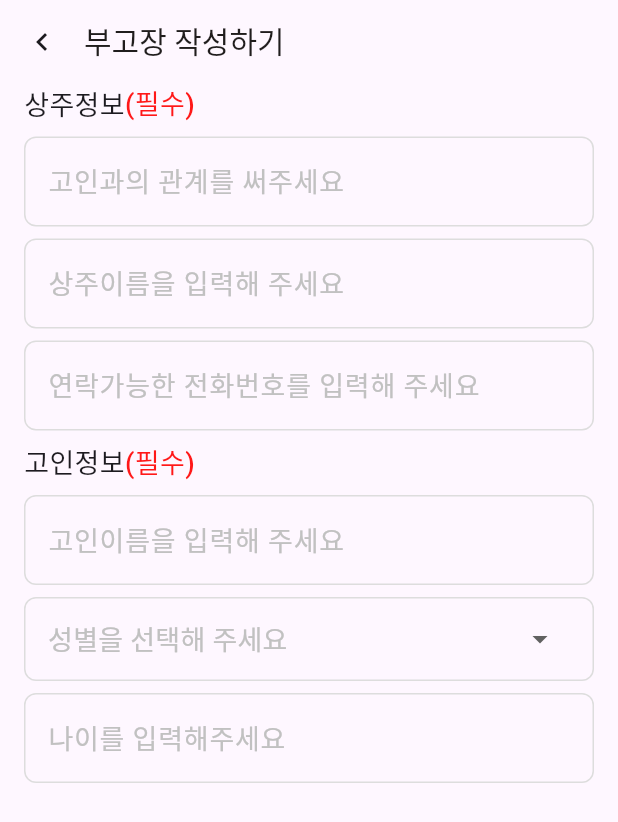
After one commit to DemoWITDOG/MetaBugo, a Flutter app: the screen it shows after launch, after a tap on "부고장 작성하기", on a phone screen of 412 x 824 dp. The commit adds this screen. Shown: the top 822 px of the screen. Run offline on Flutter 3.47's test engine with Material 3 defaults, Android fonts, the phone set to English and light mode, and no system bars; Roboto replaces fonts that are missing (pretendard).

Commit message:
feat : 부고장 작성하기 및 코드 분할

```diff
--- a/lib/main.dart
+++ b/lib/main.dart
@@ -1,9 +1,11 @@
 import 'package:flutter/material.dart';
 import 'package:flutter_localizations/flutter_localizations.dart';
+import 'package:metabugo/presentation/providers/home_screen_provider.dart';
 import 'package:metabugo/presentation/views/home_screen.dart';
 import 'package:metabugo/presentation/views/signUpWithPhone.dart';
 import 'package:metabugo/presentation/views/sign_in.dart';
 import 'package:metabugo/presentation/views/splash_screen.dart';
+import 'package:provider/provider.dart';
 
 
 void main() {
@@ -15,8 +17,13 @@ class MyApp extends StatelessWidget {
 
   @override
   Widget build(BuildContext context) {
-    return MaterialApp(
-      home: SignUpWithPhone(),
+    return MultiProvider(
+      providers: [
+        ChangeNotifierProvider(create: (_) => HomeScreenProvider()),
+      ],
+      child: MaterialApp(
+        home: SplashScreen(),
+      ), /*SignUpWithPhone(),
       localizationsDelegates: [
         GlobalMaterialLocalizations.delegate,
         GlobalWidgetsLocalizations.delegate,
@@ -24,7 +31,7 @@ class MyApp extends StatelessWidget {
       supportedLocales: [
         const Locale('ko', 'KR'),
         // include country code too
-      ],
+      ],*/
     );
   }
 }
--- /dev/null
+++ b/lib/presentation/providers/deceased_gender_provider.dart
@@ -0,0 +1,12 @@
+import 'package:flutter/cupertino.dart';
+
+class DeceasedGenderProvider with ChangeNotifier {
+  String? _selectedGender;
+
+  String? get selectedGender => _selectedGender;
+
+  void setSelectedGender(String? gender) {
+    _selectedGender = gender;
+    notifyListeners();
+  }
+}
--- a/lib/presentation/providers/home_screen_provider.dart
+++ b/lib/presentation/providers/home_screen_provider.dart
@@ -1,55 +1,54 @@
 import 'package:flutter/material.dart';
-import 'package:flutter/cupertino.dart';
+
 import 'package:metabugo/res/media_res.dart';
 
 class HomeScreenProvider extends ChangeNotifier {
-  Color _textUnderLineColor1 = MediaRes.textUnderLineColor;
-  Color _textUnderLineColor2 = MediaRes.textUnderLineColor;
-  Color _textUnderLineColor3 = MediaRes.textUnderLineColor;
+  // 버튼의 눌린 상태를 표시하기 위한 MaterialStateColor를 정의합니다.
+  List<MaterialStateColor> _textUnderLineColors = List.generate(3, (index) => MaterialStateColor.resolveWith((states) {
+    if (states.contains(MaterialState.pressed)) {
+      return MediaRes.selectColor;
+    }
+    return MediaRes.textUnderLineColor;
+  }));
+
+  List<MaterialStateColor> _textColors = List.generate(3, (index) => MaterialStateColor.resolveWith((states) {
+    if (states.contains(MaterialState.pressed)) {
+      return MediaRes.selectColor;
+    }
+    return MediaRes.blackColor;
+  }));
 
   // 상태에 대한 getter
-  Color get textUnderLineColor1 => _textUnderLineColor1;
-  Color get textUnderLineColor2 => _textUnderLineColor2;
-  Color get textUnderLineColor3 => _textUnderLineColor3;
+  MaterialStateColor get textUnderLineColor1 => _textUnderLineColors[0];
+  MaterialStateColor get textUnderLineColor2 => _textUnderLineColors[1];
+  MaterialStateColor get textUnderLineColor3 => _textUnderLineColors[2];
 
-  void resetButtonState(int buttonIndex) {
-    switch (buttonIndex) {
-      case 1:
-        if (_textUnderLineColor1 != MediaRes.textUnderLineColor) {
-          _textUnderLineColor1 = MediaRes.textUnderLineColor;
-          notifyListeners();
-        }
-        break;
-      case 2:
-        if (_textUnderLineColor2 != MediaRes.textUnderLineColor) {
-          _textUnderLineColor2 = MediaRes.textUnderLineColor;
-          notifyListeners();
-        }
-        break;
-      case 3:
-        if (_textUnderLineColor3 != MediaRes.textUnderLineColor) {
-          _textUnderLineColor3 = MediaRes.textUnderLineColor;
-          notifyListeners();
-        }
-        break;
-      default:
-        break;
-    }
-  }
+  MaterialStateColor get textColor1 => _textColors[0];
+  MaterialStateColor get textColor2 => _textColors[1];
+  MaterialStateColor get textColor3 => _textColors[2];
 
   // 상태 변경 메서드
   void updateTextUnderLineColor1(Color color) {
-    _textUnderLineColor1 = color;
+    _textUnderLineColors[0] = MaterialStateColor.resolveWith((states) => color);
+    _textColors[0] = MaterialStateColor.resolveWith((states) => color);
     notifyListeners();
   }
 
   void updateTextUnderLineColor2(Color color) {
-    _textUnderLineColor2 = color;
+    _textUnderLineColors[1] = MaterialStateColor.resolveWith((states) => color);
+    _textColors[1] = MaterialStateColor.resolveWith((states) => color);
     notifyListeners();
   }
 
   void updateTextUnderLineColor3(Color color) {
-    _textUnderLineColor3 = color;
+    _textUnderLineColors[2] = MaterialStateColor.resolveWith((states) => color);
+    notifyListeners();
+  }
+
+  // 모든 버튼의 색상을 초기화하는 메서드
+  void resetColors() {
+    _textUnderLineColors = List.generate(3, (index) => MaterialStateColor.resolveWith((states) => MediaRes.textUnderLineColor));
+    _textColors = List.generate(3, (index) => MaterialStateColor.resolveWith((states) => MediaRes.blackColor));
     notifyListeners();
   }
 }
--- /dev/null
+++ b/lib/presentation/views/funeral/deceased_info.dart
@@ -0,0 +1,138 @@
+import 'package:flutter/material.dart';
+import 'package:metabugo/presentation/providers/deceased_gender_provider.dart';
+import 'package:metabugo/res/media_res.dart';
+import 'package:provider/provider.dart';
+
+class DeceasedInfo extends StatelessWidget {
+  const DeceasedInfo({Key? key}) : super(key: key);
+
+  @override
+  Widget build(BuildContext context) {
+    final List<String> genders = ['남자', '여자'];
+
+    return ChangeNotifierProvider(
+      create: (_) => DeceasedGenderProvider(),
+      child: Padding(
+        padding: const EdgeInsets.only(left: 16.0, right: 16.0),
+        child: Column(
+          crossAxisAlignment: CrossAxisAlignment.start,
+          children: [
+            SizedBox(height: 8,),
+            Row(
+              children: [
+                Text('고인정보',
+                  style: TextStyle(
+                    fontSize: MediaRes.fontSize18,
+                    fontWeight: MediaRes.medium,
+                  ),
+                ),
+                Text('(필수)',
+                  style: TextStyle(
+                    fontSize: MediaRes.fontSize18,
+                    fontWeight: MediaRes.medium,
+                    color: MediaRes.redText,
+                  ),
+                ),
+              ],
+            ),
+            SizedBox(height: 8),
+            Column(
+              crossAxisAlignment: CrossAxisAlignment.start,
+              children: [
+                TextField(
+                  keyboardType: TextInputType.text,
+                  style: TextStyle(
+                    fontWeight: MediaRes.medium,
+                    fontFamily: MediaRes.fontPretendard,
+                    fontSize: MediaRes.fontSize18,
+                  ),
+                  decoration: InputDecoration(
+                    hintText: '고인이름을 입력해 주세요',
+                    hintStyle: TextStyle(
+                      color: MediaRes.greyColor,
+                      fontFamily: MediaRes.fontPretendard,
+                      fontSize: MediaRes.fontSize18,
+                    ),
+                    enabledBorder: OutlineInputBorder(
+                      borderRadius: BorderRadius.circular(8),
+                      borderSide: BorderSide(color: MediaRes.textUnderLineColor),
+                    ),
+                    focusedBorder: OutlineInputBorder(
+                      borderRadius: BorderRadius.circular(8),
+                      borderSide: BorderSide(color: MediaRes.greyBtnColor),
+                    ),
+                    isDense: true,
+                    contentPadding: EdgeInsets.symmetric(vertical: 16, horizontal: 12),
+                  ),
+                ),
+                SizedBox(height: 8),
+                Consumer<DeceasedGenderProvider>(
+                  builder: (context, geceasedGenderProvider, _) {
+                    return DropdownButtonHideUnderline(
+                      child: Container(
+                        height: 56,
+                        padding: EdgeInsets.only(left: 15, right: 23),
+                        decoration: BoxDecoration(
+                          borderRadius: BorderRadius.circular(8),
+                          border: Border.all(color: MediaRes.textUnderLineColor),
+                        ),
+                        child: DropdownButton<String>(
+                          value: geceasedGenderProvider.selectedGender,
+                          hint: Text('성별을 선택해 주세요',
+                            style: TextStyle(
+                              color: MediaRes.greyColor,
+                              fontFamily: MediaRes.fontPretendard,
+                              fontSize: MediaRes.fontSize18,
+                            ),
+                          ),
+                          items: genders.map<DropdownMenuItem<String>>((String value) {
+                            return DropdownMenuItem<String>(
+                              value: value,
+                              child: Center(child: Text(value)),
+                            );
+                          }).toList(),
+                          onChanged: (String? newValue) {
+                            geceasedGenderProvider.setSelectedGender(newValue);
+                          },
+                          isExpanded: true,
+                          icon: Icon(Icons.arrow_drop_down),
+                        ),
+                      ),
+                    );
+                  },
+                ),
+                SizedBox(height: 8),
+                TextField(
+                  keyboardType: TextInputType.number,
+                  style: TextStyle(
+                    fontWeight: MediaRes.medium,
+                    fontFamily: MediaRes.fontPretendard,
+                    fontSize: MediaRes.fontSize18,
+                  ),
+                  decoration: InputDecoration(
+                    hintText: '나이를 입력해주세요',
+                    hintStyle: TextStyle(
+                      color: MediaRes.greyColor,
+                      fontFamily: MediaRes.fontPretendard,
+                      fontSize: MediaRes.fontSize18,
+                    ),
+                    enabledBorder: OutlineInputBorder(
+                      borderRadius: BorderRadius.circular(8),
+                      borderSide: BorderSide(color: MediaRes.textUnderLineColor),
+                    ),
+                    focusedBorder: OutlineInputBorder(
+                      borderRadius: BorderRadius.circular(8),
+                      borderSide: BorderSide(color: MediaRes.greyBtnColor),
+                    ),
+                    isDense: true,
+                    contentPadding: EdgeInsets.symmetric(vertical: 16, horizontal: 12),
+                  ),
+                ),
+              ],
+            ),
+          ],
+        ),
+      ),
+    );
+  }
+}
--- /dev/null
+++ b/lib/presentation/views/funeral/funeral_screen.dart
@@ -0,0 +1,35 @@
+import 'package:flutter/material.dart';
+import 'package:metabugo/presentation/views/funeral/deceased_info.dart';
+import 'package:metabugo/presentation/views/funeral/mourner_info.dart';
+import 'package:metabugo/res/media_res.dart';
+
+class FuneralScreen extends StatelessWidget {
+  const FuneralScreen({super.key});
+
+  @override
+  Widget build(BuildContext context) {
+    return Scaffold(
+      appBar: AppBar(
+        leading: IconButton(
+            onPressed: () {
+              Navigator.pop(context);
+            },
+            icon: Icon(Icons.keyboard_arrow_left)),
+        title: Text(
+          '부고장 작성하기',
+          style: TextStyle(
+              color: MediaRes.blackColor,
+              fontWeight: MediaRes.medium,
+              fontSize: MediaRes.fontSize20),
+        ),
+        titleSpacing: 0,
+      ),
+      body: Column(
+        children: [
+          MournerInfo(),
+          DeceasedInfo(),
+        ],
+      ),
+    );
+  }
+}
--- /dev/null
+++ b/lib/presentation/views/funeral/mourner_info.dart
@@ -0,0 +1,127 @@
+import 'package:flutter/material.dart';
+import 'package:metabugo/res/media_res.dart';
+
+class MournerInfo extends StatelessWidget {
+  const MournerInfo({super.key});
+
+  @override
+  Widget build(BuildContext context) {
+    return Padding(
+      padding: const EdgeInsets.only(left: 16.0, right: 16.0),
+      child: Column(
+        children: [
+          Row(
+            children: [
+              Text(
+                '상주정보',
+                style: TextStyle(
+                  fontSize: MediaRes.fontSize18,
+                  fontWeight: MediaRes.medium,
+                ),
+              ),
+              Text(
+                '(필수)',
+                style: TextStyle(
+                  fontSize: MediaRes.fontSize18,
+                  fontWeight: MediaRes.medium,
+                  color: MediaRes.redText,
+                ),
+              ),
+            ],
+          ),
+          SizedBox(
+            height: 8,
+          ),
+          Column(
+            children: [
+              TextField(
+                keyboardType: TextInputType.text,
+                style: TextStyle(
+                  fontWeight: MediaRes.medium,
+                  fontFamily: MediaRes.fontPretendard,
+                  fontSize: MediaRes.fontSize18,
+                ),
+                decoration: InputDecoration(
+                    hintText: '고인과의 관계를 써주세요',
+                    hintStyle: TextStyle(
+                        color: MediaRes.greyColor,
+                        fontFamily: MediaRes.fontPretendard,
+                        fontSize: MediaRes.fontSize18),
+                    enabledBorder: OutlineInputBorder(
+                      borderRadius: BorderRadius.circular(8),
+                      borderSide:
+                          BorderSide(color: MediaRes.textUnderLineColor),
+                    ),
+                    focusedBorder: OutlineInputBorder(
+                      borderRadius: BorderRadius.circular(8),
+                      borderSide: BorderSide(color: MediaRes.greyBtnColor),
+                    ),
+                  isDense: true,
+                  contentPadding: EdgeInsets.symmetric(vertical: 16, horizontal: 12),
+                ),
+              ),
+              SizedBox(
+                height: 8,
+              ),
+              TextField(
+                keyboardType: TextInputType.text,
+                style: TextStyle(
+                  fontWeight: MediaRes.medium,
+                  fontFamily: MediaRes.fontPretendard,
+                  fontSize: MediaRes.fontSize18,
+                ),
+                decoration: InputDecoration(
+                    hintText: '상주이름을 입력해 주세요',
+                    hintStyle: TextStyle(
+                        color: MediaRes.greyColor,
+                        fontFamily: MediaRes.fontPretendard,
+                        fontSize: MediaRes.fontSize18),
+                    enabledBorder: OutlineInputBorder(
+                      borderRadius: BorderRadius.circular(8),
+                      borderSide:
+                          BorderSide(color: MediaRes.textUnderLineColor),
+                    ),
+                    focusedBorder: OutlineInputBorder(
+                      borderRadius: BorderRadius.circular(8),
+                      borderSide: BorderSide(color: MediaRes.greyBtnColor),
+                    ),
+                  isDense: true,
+                  contentPadding: EdgeInsets.symmetric(vertical: 16, horizontal: 12),
+                ),
+              ),
+              SizedBox(
+                height: 8,
+              ),
+              TextField(
+                keyboardType: TextInputType.number,
+                style: TextStyle(
+                  fontWeight: MediaRes.medium,
+                  fontFamily: MediaRes.fontPretendard,
+                  fontSize: MediaRes.fontSize18,
+                ),
+                decoration: InputDecoration(
+                    hintText: '연락가능한 전화번호를 입력해 주세요',
+                    hintStyle: TextStyle(
+                        color: MediaRes.greyColor,
+                        fontFamily: MediaRes.fontPretendard,
+                        fontSize: MediaRes.fontSize18),
+                    enabledBorder: OutlineInputBorder(
+                      borderRadius: BorderRadius.circular(8),
+                      borderSide:
+                          BorderSide(color: MediaRes.textUnderLineColor),
+                    ),
+                    focusedBorder: OutlineInputBorder(
+                      borderRadius: BorderRadius.circular(8),
+                      borderSide: BorderSide(color: MediaRes.greyBtnColor),
+                    ),
+                  isDense: true,
+                  contentPadding: EdgeInsets.symmetric(vertical: 16, horizontal: 12),
+                ),
+              ),
+            ],
+          ),
+        ],
+      ),
+    );
+  }
+}
--- a/lib/presentation/views/home_screen.dart
+++ b/lib/presentation/views/home_screen.dart
@@ -1,29 +1,27 @@
 import 'package:flutter/material.dart';
+import 'package:metabugo/presentation/providers/home_screen_provider.dart';
+import 'package:metabugo/presentation/views/funeral/funeral_screen.dart';
+import 'package:provider/provider.dart';
 import 'package:metabugo/presentation/views/sign_in.dart';
 import 'package:metabugo/res/media_res.dart';
 
-class HomeScreen extends StatefulWidget {
+class HomeScreen extends StatelessWidget {
   const HomeScreen({Key? key}) : super(key: key);
 
   @override
-  _HomeScreenState createState() => _HomeScreenState();
+  Widget build(BuildContext context) {
+    return ChangeNotifierProvider<HomeScreenProvider>(
+      create: (context) => HomeScreenProvider(), // Provider 생성
+      child: _HomeScreenContent(), // 실제 화면을 구성하는 위젯
+    );
+  }
 }
 
-
-
-class _HomeScreenState extends State<HomeScreen> {
-  Color _textUnderLineColor1 = MediaRes.textUnderLineColor;
-  Color _textUnderLineColor2 = MediaRes.textUnderLineColor;
-  Color _textUnderLineColor3 = MediaRes.textUnderLineColor;
-
-  Color _textColor1 = MediaRes.blockColor;
-  Color _textColor2 = MediaRes.blockColor;
-  Color _textColor3 = MediaRes.blockColor;
-
-
-
+class _HomeScreenContent extends StatelessWidget {
   @override
   Widget build(BuildContext context) {
+    var homeScreenProvider =
+        Provider.of<HomeScreenProvider>(context); // Provider로부터 상태 가져오기
 
     return Scaffold(
       appBar: AppBar(
@@ -40,8 +38,8 @@ class _HomeScreenState extends State<HomeScreen> {
             onPressed: () {
               Navigator.push(
                 context,
-                MaterialPageRoute(builder: (context)=>SignIn()),
-              );// 로그인하기 버튼이 눌렸을 때의 동작 추가
+                MaterialPageRoute(builder: (context) => SignIn()),
+              );
             },
             child: Text(
               '로그인하기',
@@ -74,11 +72,13 @@ class _HomeScreenState extends State<HomeScreen> {
             children: [
               TextButton(
                 onPressed: () {
-                  setState(() {
-                    _textUnderLineColor1 = MediaRes.selectColor;
-                    _textUnderLineColor2 = MediaRes.textUnderLineColor;
-                    _textUnderLineColor3 = MediaRes.textUnderLineColor;
-
+                  homeScreenProvider
+                      .updateTextUnderLineColor1(MediaRes.selectColor);
+                  Navigator.push(
+                    context,
+                    MaterialPageRoute(builder: (context) => FuneralScreen()),
+                  ).then((_) {
+                    homeScreenProvider.resetColors();
                   });
                 },
                 child: Container(
@@ -86,7 +86,7 @@ class _HomeScreenState extends State<HomeScreen> {
                   decoration: BoxDecoration(
                     border: Border(
                       bottom: BorderSide(
-                        color: _textUnderLineColor1, // 동적으로 변경된 밑줄 색상
+                        color: homeScreenProvider.textUnderLineColor1,
                         width: 1.0,
                       ),
                     ),
@@ -99,7 +99,7 @@ class _HomeScreenState extends State<HomeScreen> {
                       style: TextStyle(
                         fontSize: MediaRes.fontSize18,
                         fontWeight: FontWeight.w500,
-                        color: _textUnderLineColor1 == MediaRes.selectColor ? MediaRes.selectColor : MediaRes.blockColor,
+                        color: homeScreenProvider.textColor1,
                       ),
                     ),
                   ),
@@ -107,19 +107,14 @@ class _HomeScreenState extends State<HomeScreen> {
               ),
               TextButton(
                 onPressed: () {
-                  setState(() {
-                    _textUnderLineColor1 = MediaRes.textUnderLineColor;
-                    _textUnderLineColor2 = MediaRes.selectColor;
-                    _textUnderLineColor3 = MediaRes.textUnderLineColor;
 
-                  });
                 },
                 child: Container(
                   padding: EdgeInsets.only(bottom: 12),
                   decoration: BoxDecoration(
                     border: Border(
                       bottom: BorderSide(
-                        color: _textUnderLineColor2,
+                        color: homeScreenProvider.textUnderLineColor2,
                         width: 1.0,
                       ),
                     ),
@@ -132,26 +127,20 @@ class _HomeScreenState extends State<HomeScreen> {
                       style: TextStyle(
                         fontSize: MediaRes.fontSize18,
                         fontWeight: FontWeight.w500,
-                        color: _textUnderLineColor2 == MediaRes.selectColor ? MediaRes.selectColor : MediaRes.blockColor,
+                        color: homeScreenProvider.textColor2,
                       ),
                     ),
                   ),
                 ),
               ),
               TextButton(
-                onPressed: () {
-                  setState(() {
-                    _textUnderLineColor1 = MediaRes.textUnderLineColor;
-                    _textUnderLineColor2 = MediaRes.textUnderLineColor;
-                    _textUnderLineColor3 = MediaRes.selectColor;
-                  });
-                },
+                onPressed: () {},
                 child: Container(
                   padding: EdgeInsets.only(bottom: 12),
                   decoration: BoxDecoration(
                     border: Border(
                       bottom: BorderSide(
-                        color: _textUnderLineColor3,
+                        color: homeScreenProvider.textUnderLineColor3,
                         width: 1.0,
                       ),
                     ),
@@ -164,7 +153,10 @@ class _HomeScreenState extends State<HomeScreen> {
                       style: TextStyle(
                         fontSize: MediaRes.fontSize18,
                         fontWeight: FontWeight.w500,
-                        color: _textUnderLineColor3 == MediaRes.selectColor ? MediaRes.selectColor : MediaRes.blockColor,
+                        color: homeScreenProvider.textUnderLineColor3 ==
+                                MediaRes.selectColor
+                            ? MediaRes.selectColor
+                            : MediaRes.blackColor,
                       ),
                     ),
                   ),
--- a/lib/res/media_res.dart
+++ b/lib/res/media_res.dart
@@ -22,7 +22,7 @@ class MediaRes{
   // color
   static const int _splashMainColor = 0xfff5efe8;
   static const int _whiteColor = 0xffFFFFFF ;
-  static const int _blockColor = 0xff201d1d;
+  static const int _blackColor = 0xff201d1d;
   static const int _textUnderLineColor = 0xffdddddd;
   static const int _blueColor = 0xff0094ff;
   static const int _blueText = 0xff2295FF;
@@ -41,7 +41,7 @@ class MediaRes{
 
   static Color get splashMainColor => Color(_splashMainColor);
   static Color get whiteColor => Color(_whiteColor);
-  static Color get blockColor => Color(_blockColor);
+  static Color get blackColor => Color(_blackColor);
   static Color get textUnderLineColor => Color(_textUnderLineColor);
   static Color get blueColor => Color(_blueColor);
   static Color get blueText => Color(_blueText);
```
Also changed, not shown: lib/presentation/views/funeral/deathed_day.dart (added).
